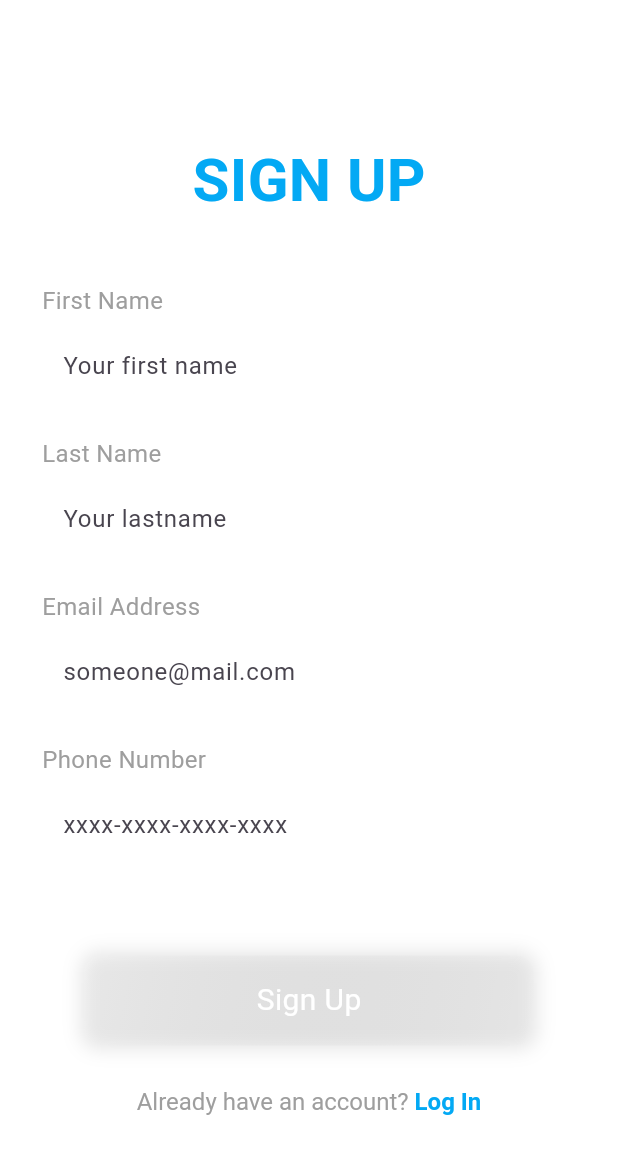
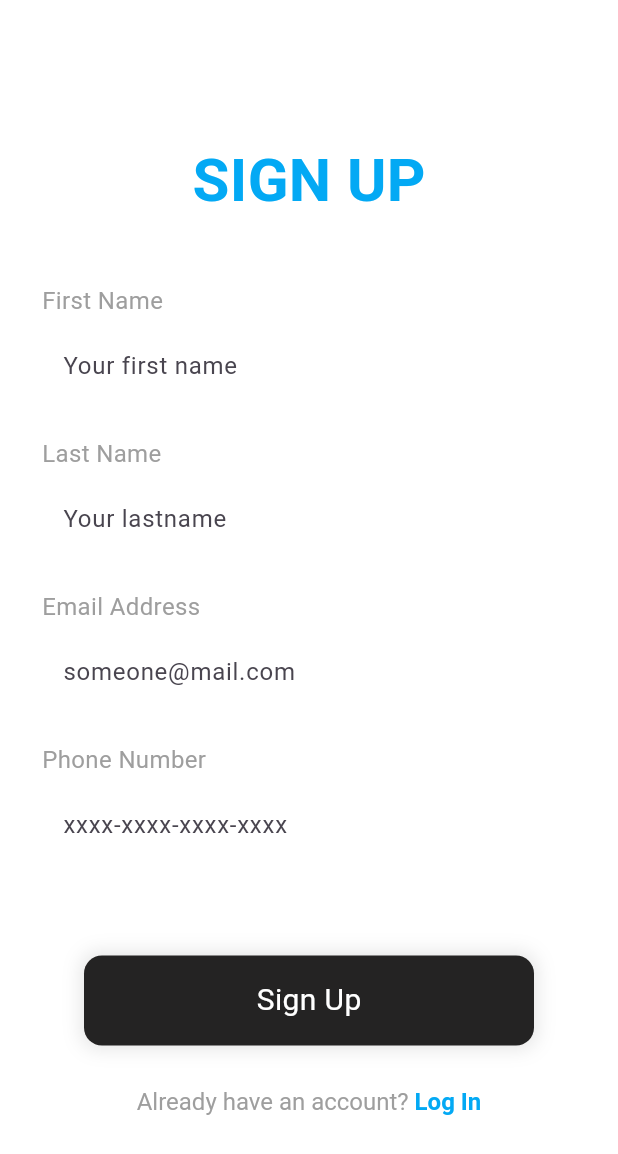
Before and after one commit to samfredd/sacuit-exchange, a Flutter app: the screen it shows after launch, after a tap on "Skip", after a tap on "Sign Up", on a phone screen of 412 x 824 dp. Shown: the top 1154 px of the screen. Run offline on Flutter 3.47's test engine with Material 3 defaults, Android fonts, the phone set to English and light mode, and no system bars; our stand-ins replace flutter_svg, glass_kit, google_fonts, google_nav_bar, smooth_page_indicator; Roboto replaces fonts that are missing (Salsa).

Commit message:
in progress

```diff
--- a/lib/Theme/app_theme.dart
+++ b/lib/Theme/app_theme.dart
@@ -4,7 +4,8 @@ import 'package:google_fonts/google_fonts.dart';
 class AppThemes {
   static final lightTheme = ThemeData(
     primaryColor: Colors.white, // Main theme color
-    hintColor: const Color(0xFF800080), // Accent color
+    hintColor:
+        Color.fromARGB(255, 155, 155, 155).withOpacity(0.5), // Accent color
     scaffoldBackgroundColor: Colors.white,
     primaryColorDark: Colors.black,
     // Secondary background color
@@ -23,7 +24,7 @@ class AppThemes {
 
   static final darkTheme = ThemeData(
     primaryColor: const Color(0xFF121212), // Main theme color
-    hintColor: const Color(0xFF800080), // Accent color
+    hintColor: Color.fromARGB(255, 75, 75, 75), // Accent color
     scaffoldBackgroundColor:
         const Color(0xFF121212), // Primary background color
     primaryColorDark: Colors.white,
--- a/lib/pages/onbarding/get_started_screen.dart
+++ b/lib/pages/onbarding/get_started_screen.dart
@@ -20,6 +20,7 @@ class GetStartedScreen extends StatelessWidget {
               const Text(
                 "Let's Get Started",
                 style: TextStyle(fontSize: 24, fontWeight: FontWeight.bold),
+                textAlign: TextAlign.center,
               ),
               const SizedBox(height: 20),
               const Text(
--- a/lib/pages/onbarding/offers_screen.dart
+++ b/lib/pages/onbarding/offers_screen.dart
@@ -20,6 +20,7 @@ class WhatWeOfferScreen extends StatelessWidget {
               const Text(
                 'Explore Cryptocurrency Markets',
                 style: TextStyle(fontSize: 24, fontWeight: FontWeight.bold),
+                textAlign: TextAlign.center,
               ),
               const SizedBox(height: 20),
               const Text(
--- a/lib/pages/onbarding/onboarding.dart
+++ b/lib/pages/onbarding/onboarding.dart
@@ -71,7 +71,7 @@ class _OnboardingPageState extends State<OnboardingPage> {
                   style: TextStyle(
                     fontSize: 16,
                     fontWeight: FontWeight.bold,
-                    color: Colors.lightBlue,
+                    color: Color.fromARGB(255, 255, 255, 255),
                   ),
                 ),
               ),
@@ -94,8 +94,8 @@ class _OnboardingPageState extends State<OnboardingPage> {
                       dotHeight: 10,
                       dotWidth: 10,
                       spacing: 8.0,
-                      dotColor: Colors.lightBlue,
-                      activeDotColor: Colors.lightBlue,
+                      dotColor: Color.fromARGB(255, 255, 255, 255),
+                      activeDotColor: Color.fromARGB(255, 119, 0, 255),
                     ),
                     onDotClicked: (index) {},
                   ),
@@ -125,13 +125,14 @@ class _OnboardingPageState extends State<OnboardingPage> {
                       children: [
                         const TextSpan(
                           text: 'Already have an account? ',
-                          style:
-                              TextStyle(color: Colors.lightBlue, fontSize: 16),
+                          style: TextStyle(
+                              color: Color.fromARGB(255, 252, 252, 252),
+                              fontSize: 16),
                         ),
                         TextSpan(
                           text: 'Log In',
                           style: const TextStyle(
-                              color: Colors.lightBlue,
+                              color: Color.fromARGB(255, 197, 200, 202),
                               fontSize: 16,
                               fontWeight: FontWeight.bold),
                           recognizer: TapGestureRecognizer()
@@ -152,8 +153,8 @@ class _OnboardingPageState extends State<OnboardingPage> {
                       dotHeight: 10,
                       dotWidth: 10,
                       spacing: 8.0,
-                      dotColor: Colors.lightBlue,
-                      activeDotColor: Colors.lightBlue,
+                      dotColor: Color.fromARGB(255, 255, 255, 255),
+                      activeDotColor: Color.fromARGB(255, 119, 0, 255),
                     ),
                     onDotClicked: (index) {},
                   ),
--- a/lib/pages/onbarding/welcome_screen.dart
+++ b/lib/pages/onbarding/welcome_screen.dart
@@ -19,7 +19,7 @@ class WelcomeScreen extends StatelessWidget {
             const Text(
               'Trade like a pro',
               style: TextStyle(fontSize: 30, fontWeight: FontWeight.bold),
-              textAlign: TextAlign.start,
+              textAlign: TextAlign.center,
             ),
             const SizedBox(height: 20),
             const Text(
--- a/lib/widgets/app_button.dart
+++ b/lib/widgets/app_button.dart
@@ -46,7 +46,8 @@ class AppButton extends StatelessWidget {
                 width: width,
                 decoration: BoxDecoration(
                   borderRadius: BorderRadius.circular(12.0),
-                  color: Colors.grey.withOpacity(0.2), // Slightly opaque base
+                  color: Color.fromARGB(255, 36, 35, 35),
+                  // Slightly opaque base
                   boxShadow: [
                     // Optional for added depth
                     BoxShadow(
@@ -55,14 +56,15 @@ class AppButton extends StatelessWidget {
                       spreadRadius: 2.0,
                     )
                   ],
-                  gradient: LinearGradient(
-                    colors: [
-                      Colors.white.withOpacity(0.5), // Semi-transparent white
-                      Colors.transparent, // Transparent end
-                    ],
-                    begin: Alignment.topLeft,
-                    end: Alignment.bottomRight,
-                  ),
+                  // gradient: LinearGradient(
+                  //   colors: [
+                  //     Color.fromARGB(255, 255, 255, 255)
+                  //         .withOpacity(0.5), // Semi-transparent white
+                  //     Color.fromARGB(255, 253, 250, 250), // Transparent end
+                  //   ],
+                  //   begin: Alignment.topLeft,
+                  //   end: Alignment.bottomRight,
+                  // ),
                 ),
                 child: Row(
                   mainAxisAlignment: MainAxisAlignment.center,
--- a/pubspec.yaml
+++ b/pubspec.yaml
@@ -15,6 +15,7 @@ dependencies:
   google_nav_bar: ^5.0.6
   glass_kit: ^3.0.0
   google_fonts: ^6.2.1
+  http: ^1.2.1
 
 dev_dependencies:
   flutter_test:
```
Also changed, not shown: lib/bottom sheets/buy_bottomsheet.dart (added, +29 -0 lines), lib/bottom sheets/sell_bootomsheet.dart (added, +27 -0 lines), lib/bottom sheets/swap_bottomsheet.dart (added, +27 -0 lines), lib/pages/home/home_page.dart (+25 -20 lines), lib/services/okx_service.dart (added, +42 -0 lines), pubspec.lock.
